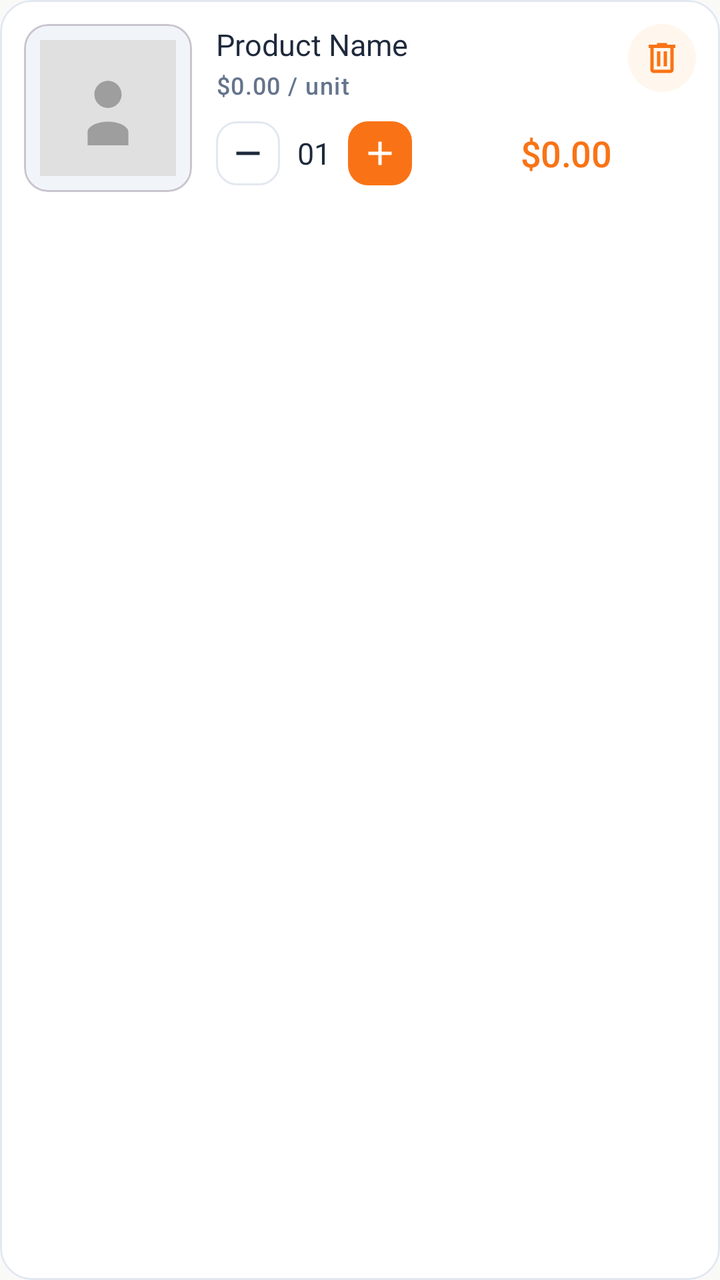
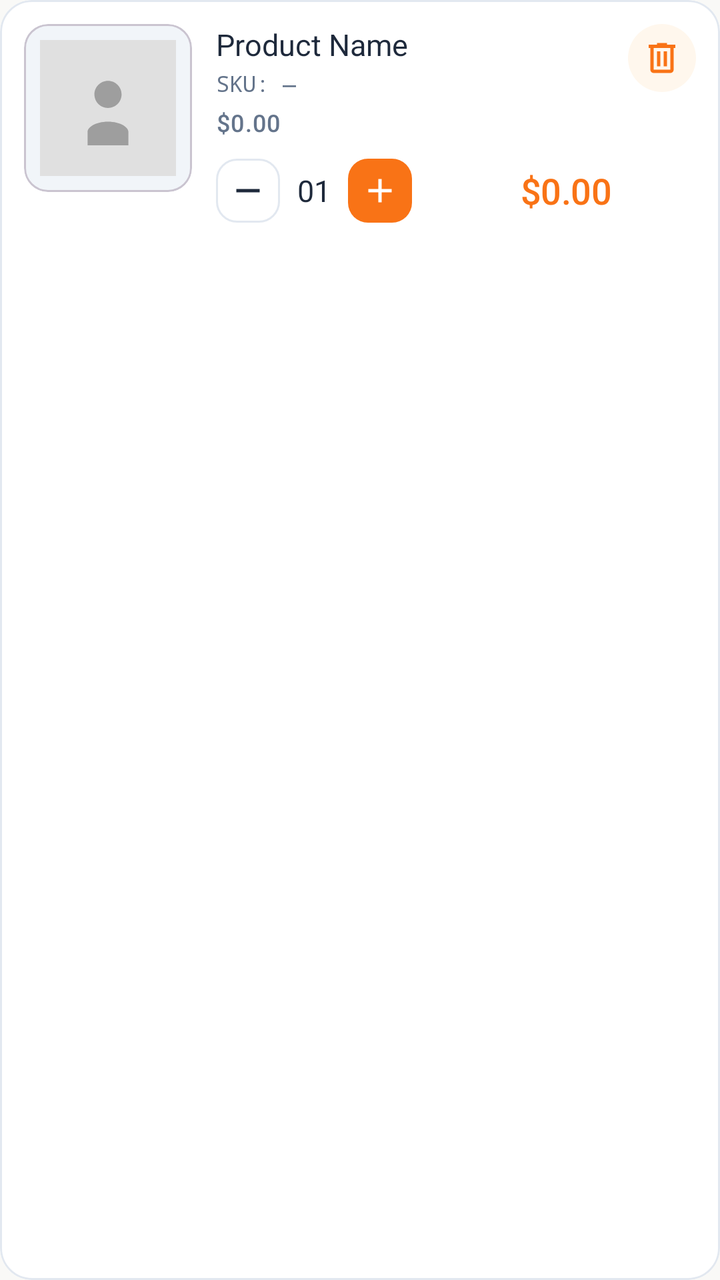

The first picture is an Android layout as it rendered before a commit; the second is the same layout after the commit. The layout source and the unified diff follow.
<!-- AndroidManifest.xml: application theme Theme.BeckieDealApp -->
<!-- res/layout/item_cart.xml -->
﻿<?xml version="1.0" encoding="utf-8"?>
<com.google.android.material.card.MaterialCardView
    xmlns:android="http://schemas.android.com/apk/res/android"
    xmlns:app="http://schemas.android.com/apk/res-auto"
    android:layout_width="match_parent"
    android:layout_height="wrap_content"
    android:layout_marginBottom="12dp"
    app:cardCornerRadius="16dp"
    app:cardElevation="0dp"
    app:strokeWidth="1dp"
    app:strokeColor="@color/border_color"
    app:cardBackgroundColor="@color/surface">

    <LinearLayout
        android:layout_width="match_parent"
        android:layout_height="wrap_content"
        android:orientation="horizontal"
        android:padding="12dp"
        android:baselineAligned="false">

        
        <com.google.android.material.card.MaterialCardView
            android:layout_width="84dp"
            android:layout_height="84dp"
            app:cardCornerRadius="12dp"
            app:cardElevation="0dp"
            app:cardBackgroundColor="@color/card_bg_secondary">

            <ImageView
                android:id="@+id/cartItemImage"
                android:layout_width="match_parent"
                android:layout_height="match_parent"
                android:scaleType="centerInside"
                android:padding="8dp"
                android:src="@drawable/placeholder_image" />

        </com.google.android.material.card.MaterialCardView>

        
        <LinearLayout
            android:layout_width="0dp"
            android:layout_height="wrap_content"
            android:layout_weight="1"
            android:orientation="vertical"
            android:layout_marginStart="12dp">

            
            <TextView
                android:id="@+id/cartItemName"
                android:layout_width="match_parent"
                android:layout_height="wrap_content"
                android:text="Product Name"
                android:textAppearance="@style/TextAppearance.App.CardProductName"
                android:maxLines="2"
                android:ellipsize="end" />

            
            <TextView
                android:id="@+id/cartItemUnitPrice"
                android:layout_width="wrap_content"
                android:layout_height="wrap_content"
                android:layout_marginTop="2dp"
                android:text="$0.00 / unit"
                android:textAppearance="@style/TextAppearance.App.Label"
                android:textAllCaps="false"
                android:textColor="@color/text_secondary" />

            
            <LinearLayout
                android:layout_width="match_parent"
                android:layout_height="wrap_content"
                android:orientation="horizontal"
                android:gravity="center_vertical"
                android:layout_marginTop="10dp"
                android:baselineAligned="false">

                
                <ImageView
                    android:id="@+id/cartItemDecrement"
                    android:layout_width="32dp"
                    android:layout_height="32dp"
                    android:padding="6dp"
                    android:background="@drawable/stepper_btn_outline"
                    android:src="@drawable/ic_minus_24"
                    android:scaleType="fitCenter"
                    android:contentDescription="Decrease quantity" />

                
                <TextView
                    android:id="@+id/cartItemQuantity"
                    android:layout_width="wrap_content"
                    android:layout_height="wrap_content"
                    android:minWidth="34dp"
                    android:gravity="center"
                    android:text="01"
                    android:textAppearance="@style/TextAppearance.App.CardPrice" />

                
                <ImageView
                    android:id="@+id/cartItemIncrement"
                    android:layout_width="32dp"
                    android:layout_height="32dp"
                    android:padding="6dp"
                    android:background="@drawable/stepper_btn_filled"
                    android:src="@drawable/ic_plus_24"
                    android:scaleType="fitCenter"
                    android:contentDescription="Increase quantity" />

                
                <View
                    android:layout_width="0dp"
                    android:layout_height="1dp"
                    android:layout_weight="1" />

                
                <TextView
                    android:id="@+id/cartItemSubtotal"
                    android:layout_width="wrap_content"
                    android:layout_height="wrap_content"
                    android:layout_marginStart="8dp"
                    android:text="$0.00"
                    android:textAppearance="@style/TextAppearance.App.SectionHeader"
                    android:textColor="@color/primary" />

            </LinearLayout>

        </LinearLayout>

        
        <ImageView
            android:id="@+id/cartItemRemove"
            android:layout_width="34dp"
            android:layout_height="34dp"
            android:layout_marginStart="8dp"
            android:padding="7dp"
            android:background="@drawable/cart_remove_bg"
            android:src="@drawable/ic_trash_24"
            android:scaleType="fitCenter"
            android:contentDescription="Remove from cart" />

    </LinearLayout>

</com.google.android.material.card.MaterialCardView>
<!-- resources referenced by this layout -->
<resources>
  <color name="border_color">#E2E8F0</color>
  <color name="card_bg_secondary">#F1F5F9</color>
  <color name="primary">#F97316</color>
  <color name="surface">#FFFFFF</color>
  <color name="text_secondary">#64748B</color>
  <!-- drawable cart_remove_bg (drawable) -->
  <?xml version="1.0" encoding="utf-8"?>
  <ripple xmlns:android="http://schemas.android.com/apk/res/android"
      android:color="?attr/colorControlHighlight">
      <item>
          <shape android:shape="oval">
              <solid android:color="@color/badge_bg" />
          </shape>
      </item>
  </ripple>
  <style name="TextAppearance.App.CardPrice" parent="TextAppearance.Material3.BodyLarge">
          <item name="android:fontFamily">@font/synonym_semibold</item>
          <item name="android:textSize">15sp</item>
          <item name="android:letterSpacing">0</item>
          <item name="android:textColor">@color/text_primary</item>
      </style>
  <style name="TextAppearance.App.CardProductName" parent="TextAppearance.Material3.BodyLarge">
          <item name="android:fontFamily">@font/synonym_medium</item>
          <item name="android:textSize">15sp</item>
          <item name="android:letterSpacing">0</item>
          <item name="android:textColor">@color/text_primary</item>
      </style>
  <style name="Theme.BeckieDealApp" parent="Base.Theme.BeckieDealApp">
          <item name="buttonStyle">@style/Widget.App.Button</item>
          <item name="materialButtonStyle">@style/Widget.App.Button</item>
      </style>
  <color name="badge_bg">#FFF7ED</color>
  <color name="text_primary">#1E293B</color>
  <color name="white_fixed">#FFFFFF</color>
  <style name="Widget.App.Button" parent="Widget.Material3.Button">
          <item name="shapeAppearance">@style/ShapeAppearance.App.Button.Pill</item>
          <item name="android:textAppearance">@style/TextAppearance.App.Button</item>
      </style>
  <color name="on_primary">#FFFFFF</color>
  <color name="primary_container">#F97316</color>
  <color name="on_primary_container">#582200</color>
  <color name="background">#F9F9F7</color>
  <color name="on_surface">#251913</color>
  <style name="TextAppearance.App.ProductName" parent="TextAppearance.Material3.HeadlineSmall">
          <item name="android:fontFamily">@font/amulya_bold</item>
          <item name="android:textSize">24sp</item>
          <item name="android:letterSpacing">-0.02</item>
          <item name="android:textColor">@color/text_primary</item>
      </style>
  <style name="TextAppearance.App.PriceHero" parent="TextAppearance.Material3.TitleLarge">
          <item name="android:fontFamily">@font/amulya_bold</item>
          <item name="android:textSize">22sp</item>
          <item name="android:letterSpacing">-0.01</item>
          <item name="android:textColor">@color/text_primary</item>
      </style>
  <style name="TextAppearance.App.Button" parent="TextAppearance.Material3.LabelLarge">
          <item name="android:fontFamily">@font/synonym_semibold</item>
          <item name="android:textSize">15sp</item>
          <item name="android:letterSpacing">0.01</item>
          <item name="android:textAllCaps">false</item>
      </style>
  <style name="ShapeAppearance.App.Button.Pill" parent="">
          <item name="cornerFamily">rounded</item>
          <item name="cornerSize">50%</item>
      </style>
  <color name="nav_indicator_fill">#FFF1EB</color>
  <style name="ShapeAppearance.App.BottomNav.ActiveIndicator" parent="">
          <item name="cornerFamily">rounded</item>
          <item name="cornerSize">50%</item>
      </style>
  <!-- unchanged entries left out for length: 14 -->
</resources>

<!-- the commit's change to res/layout/item_cart.xml (unified diff, before → after) -->
@@ -56,14 +56,59 @@
 
             
             <TextView
-                android:id="@+id/cartItemUnitPrice"
+                android:id="@+id/cartItemSku"
                 android:layout_width="wrap_content"
                 android:layout_height="wrap_content"
                 android:layout_marginTop="2dp"
-                android:text="$0.00 / unit"
-                android:textAppearance="@style/TextAppearance.App.Label"
-                android:textAllCaps="false"
-                android:textColor="@color/text_secondary" />
+                android:text="SKU: —"
+                android:textSize="11sp"
+                android:textColor="@color/text_secondary"
+                android:fontFamily="monospace" />
+
+            
+            <LinearLayout
+                android:layout_width="wrap_content"
+                android:layout_height="wrap_content"
+                android:orientation="horizontal"
+                android:gravity="center_vertical"
+                android:layout_marginTop="4dp">
+
+                
+                <TextView
+                    android:id="@+id/cartItemUnitPrice"
+                    android:layout_width="wrap_content"
+                    android:layout_height="wrap_content"
+                    android:text="$0.00"
+                    android:textAppearance="@style/TextAppearance.App.Label"
+                    android:textAllCaps="false"
+                    android:textColor="@color/text_secondary" />
+
+                
+                <TextView
+                    android:id="@+id/cartItemOriginalPrice"
+                    android:layout_width="wrap_content"
+                    android:layout_height="wrap_content"
+                    android:layout_marginStart="6dp"
+                    android:text="$0.00"
+                    android:textSize="11sp"
+                    android:textColor="@color/text_secondary"
+                    android:visibility="gone" />
+
+            </LinearLayout>
+
+            
+            <TextView
+                android:id="@+id/cartItemOutOfStock"
+                android:layout_width="wrap_content"
+                android:layout_height="wrap_content"
+                android:layout_marginTop="3dp"
+                android:paddingHorizontal="6dp"
+                android:paddingVertical="2dp"
+                android:text="Out of Stock"
+                android:textSize="10sp"
+                android:textColor="#FFFFFF"
+                android:background="@drawable/badge_out_of_stock"
+                android:visibility="gone" />
 
             
             <LinearLayout
<!-- resource entries referenced after the edit -->
@@ -5,6 +5,13 @@
   <color name="primary">#F97316</color>
   <color name="surface">#FFFFFF</color>
   <color name="text_secondary">#64748B</color>
+  <!-- drawable badge_out_of_stock (drawable) -->
+  <?xml version="1.0" encoding="utf-8"?>
+  <shape xmlns:android="http://schemas.android.com/apk/res/android"
+      android:shape="rectangle">
+      <solid android:color="#FFEF4444" />
+      <corners android:radius="24dp" />
+  </shape>
   <!-- drawable cart_remove_bg (drawable) -->
   <?xml version="1.0" encoding="utf-8"?>
   <ripple xmlns:android="http://schemas.android.com/apk/res/android"
